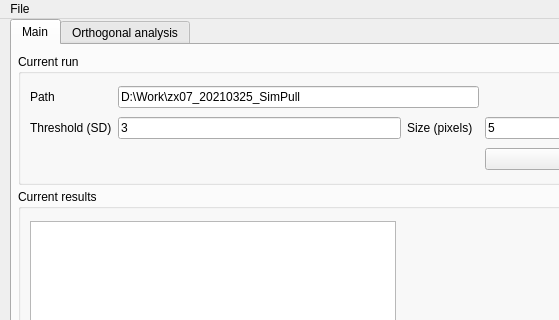
zengjiexia/ACT, file form.ui: the form before one commit; both pictures show x 0 to 559 and y 0 to 320 of the 800 by 600 pixel window.
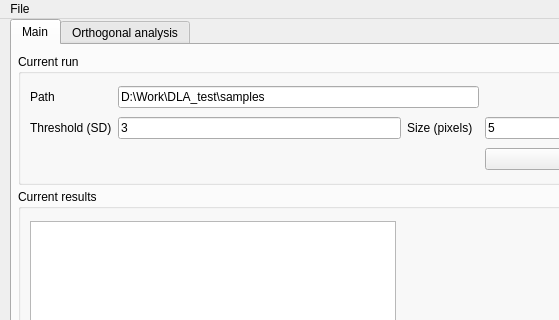
The form after the commit. Custom widgets are drawn as their Qt base class.

```diff
--- a/form.ui
+++ b/form.ui
@@ -133,7 +133,7 @@
        <item row="0" column="1" colspan="3">
         <widget class="QLineEdit" name="main_pathEntry">
          <property name="text">
-          <string>D:\Work\zx07_20210325_SimPull</string>
+          <string>D:\Work\DLA_test\samples</string>
          </property>
         </widget>
        </item>
```
